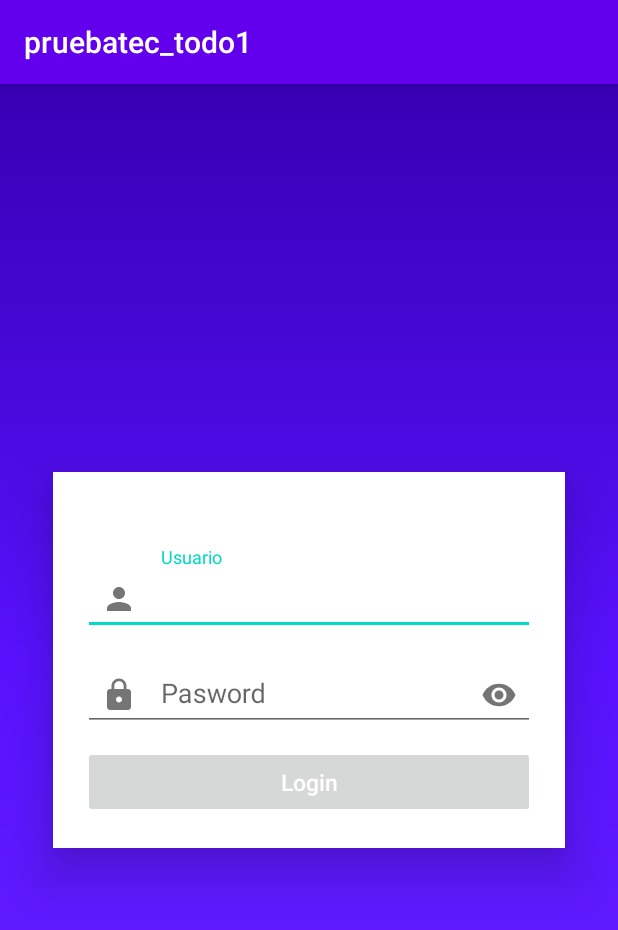
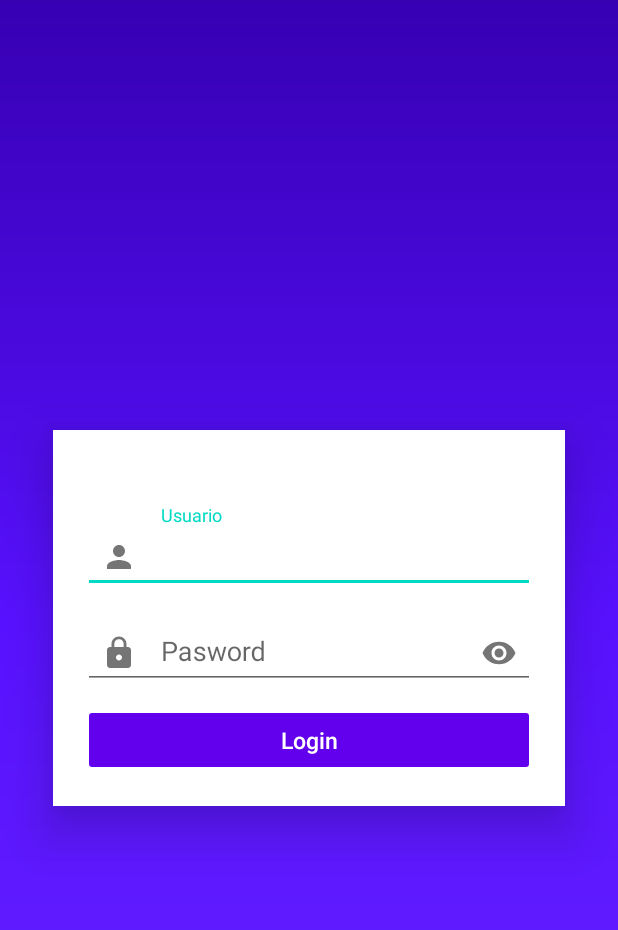
Before and after one commit to brayanSV/pruebatec-todo1-app, an Android app: the screen it shows after launch (Login), on a phone screen of 412 x 824 dp. Shown: the top 930 px of the screen. Run offline under Robolectric (Android 15) with nearby library versions, the phone set to English and light mode, and no system bars.

Commit message:
Ajustes de estilo en el activity de login

```diff
--- a/app/src/main/java/com/user/brayan/pruebatec_todo1/ui/history/HistoryActivity.kt
+++ b/app/src/main/java/com/user/brayan/pruebatec_todo1/ui/history/History.kt
@@ -4,7 +4,7 @@ import androidx.appcompat.app.AppCompatActivity
 import android.os.Bundle
 import com.user.brayan.pruebatec_todo1.R
 
-class HistoryActivity : AppCompatActivity() {
+class History : AppCompatActivity() {
     override fun onCreate(savedInstanceState: Bundle?) {
         super.onCreate(savedInstanceState)
         setContentView(R.layout.activity_history)
--- a/app/src/main/res/layout/activity_login.xml
+++ b/app/src/main/res/layout/activity_login.xml
@@ -34,7 +34,7 @@
                 android:layout_width="match_parent"
                 android:layout_height="wrap_content"
                 android:inputType="textPersonName"
-                android:textColor="@color/colorWhite" />
+                android:textColor="@color/colorBlack" />
         </com.google.android.material.textfield.TextInputLayout>
 
         <com.google.android.material.textfield.TextInputLayout
@@ -50,7 +50,7 @@
                 android:layout_width="match_parent"
                 android:layout_height="wrap_content"
                 android:inputType="textPassword"
-                android:textColor="@color/colorWhite" />
+                android:textColor="@color/colorBlack" />
         </com.google.android.material.textfield.TextInputLayout>
 
         <Button
--- a/app/src/main/res/values/styles.xml
+++ b/app/src/main/res/values/styles.xml
@@ -7,12 +7,21 @@
         <item name="colorAccent">@color/colorAccent</item>
     </style>
 
+    <style name="AppTheme.NoActionBar" parent="Theme.AppCompat.Light.NoActionBar">
+        <!-- Customize your theme here. -->
+        <item name="colorPrimary">@color/colorPrimary</item>
+        <item name="colorPrimaryDark">@color/colorPrimaryDark</item>
+        <item name="colorAccent">@color/colorAccent</item>
+    </style>
+
+
     <style name="ThemeOverlay.App.ButtonColorPrimary" parent="Widget.AppCompat.Button.Colored">
         <item name="textAllCaps">false</item>
-        <item name="colorPrimary">@color/colorPrimary</item>
         <item name="android:textColor">@color/colorWhite</item>
         <item name="elevation">6sp</item>
         <item name="android:textSize">15sp</item>
         <item name="android:padding">10sp</item>
+        <item name="colorButtonNormal">@color/colorPrimary</item>
     </style>
+
 </resources>
```
Also changed, not shown: app/src/main/AndroidManifest.xml (+5 -6 lines).
